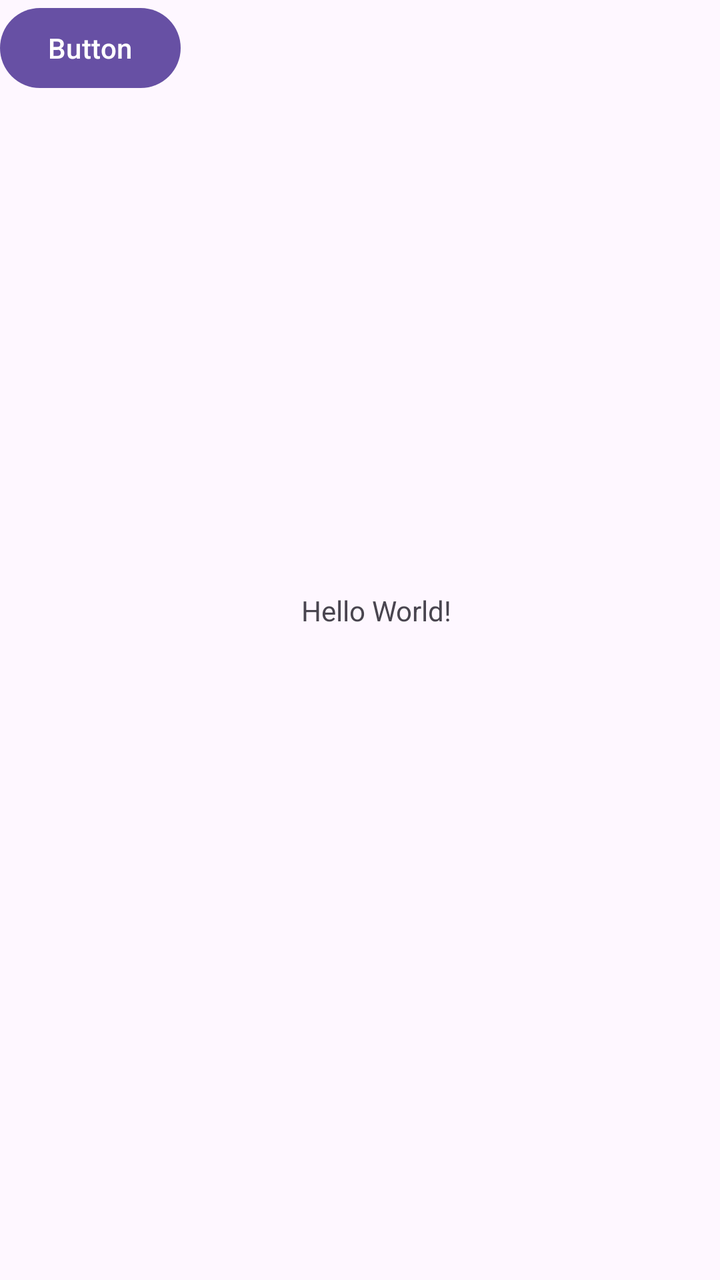
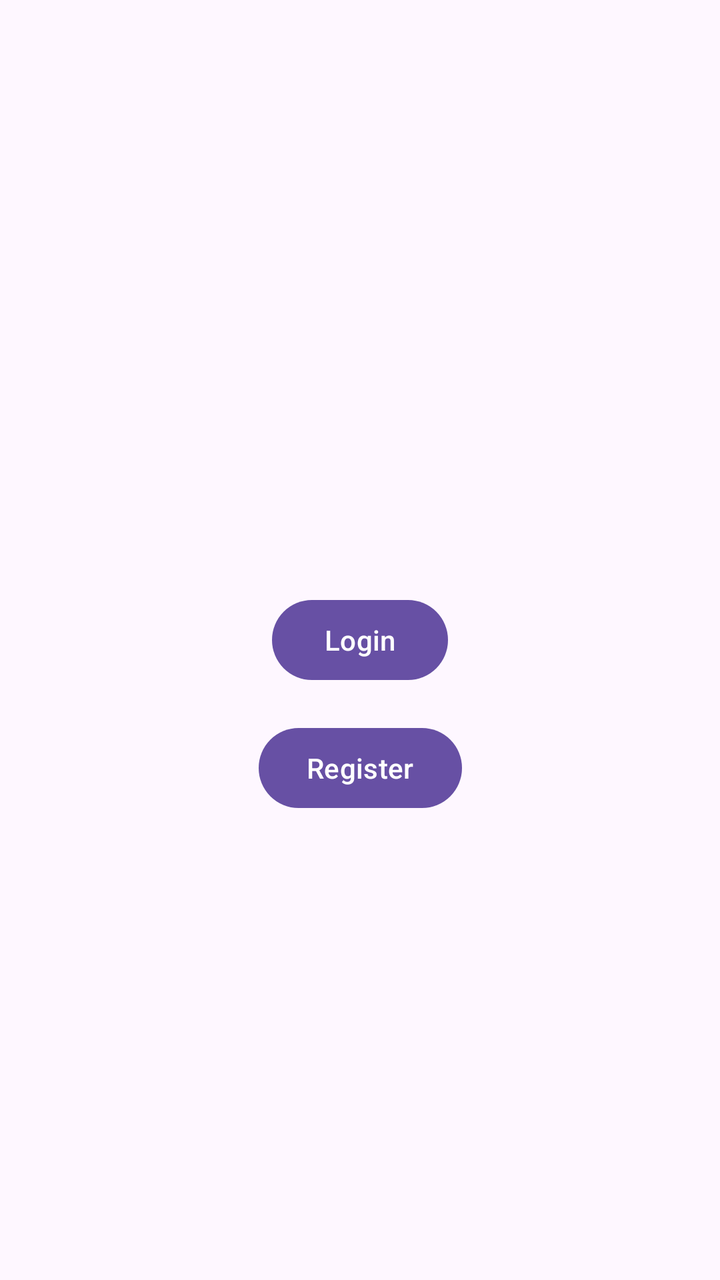

Compare the two renders of this Android layout. The source of the first and the diff that turns it into the second are given below.
<!-- AndroidManifest.xml: application theme Theme.CampusCompass -->
<!-- res/layout/activity_main.xml -->
<?xml version="1.0" encoding="utf-8"?>
<androidx.constraintlayout.widget.ConstraintLayout xmlns:android="http://schemas.android.com/apk/res/android"
    xmlns:app="http://schemas.android.com/apk/res-auto"
    xmlns:tools="http://schemas.android.com/tools"
    android:id="@+id/main"
    android:layout_width="match_parent"
    android:layout_height="match_parent"
    tools:context=".MainActivity">

    <TextView
        android:layout_width="wrap_content"
        android:layout_height="wrap_content"
        android:text="Hello World!"
        app:layout_constraintBottom_toBottomOf="parent"
        app:layout_constraintEnd_toEndOf="parent"
        app:layout_constraintHorizontal_bias="0.529"
        app:layout_constraintStart_toStartOf="parent"
        app:layout_constraintTop_toTopOf="parent"
        app:layout_constraintVertical_bias="0.476" />

    <Button
        android:id="@+id/loginButton"
        android:layout_width="wrap_content"
        android:layout_height="wrap_content"
        android:text="Button"
        tools:layout_editor_absoluteX="104dp"
        tools:layout_editor_absoluteY="498dp" />


</androidx.constraintlayout.widget.ConstraintLayout>
<!-- resources referenced by this layout -->
<resources>
  <style name="Theme.CampusCompass" parent="Base.Theme.CampusCompass" />
  <style name="Base.Theme.CampusCompass" parent="Theme.Material3.DayNight.NoActionBar">
          
          
      </style>
</resources>

<!-- the commit's change to res/layout/activity_main.xml (unified diff, before → after) -->
@@ -7,24 +7,24 @@
     android:layout_height="match_parent"
     tools:context=".MainActivity">
 
-    <TextView
-        android:layout_width="wrap_content"
-        android:layout_height="wrap_content"
-        android:text="Hello World!"
-        app:layout_constraintBottom_toBottomOf="parent"
-        app:layout_constraintEnd_toEndOf="parent"
-        app:layout_constraintHorizontal_bias="0.529"
-        app:layout_constraintStart_toStartOf="parent"
-        app:layout_constraintTop_toTopOf="parent"
-        app:layout_constraintVertical_bias="0.476" />
-
     <Button
         android:id="@+id/loginButton"
         android:layout_width="wrap_content"
         android:layout_height="wrap_content"
-        android:text="Button"
-        tools:layout_editor_absoluteX="104dp"
-        tools:layout_editor_absoluteY="498dp" />
+        android:text="Login"
+        app:layout_constraintTop_toTopOf="parent"
+        app:layout_constraintStart_toStartOf="parent"
+        app:layout_constraintEnd_toEndOf="parent"
+        app:layout_constraintBottom_toBottomOf="parent"/>
 
+    <Button
+        android:id="@+id/registerButton"
+        android:layout_width="wrap_content"
+        android:layout_height="wrap_content"
+        android:text="Register"
+        app:layout_constraintTop_toBottomOf="@id/loginButton"
+        app:layout_constraintStart_toStartOf="parent"
+        app:layout_constraintEnd_toEndOf="parent"
+        android:layout_marginTop="16dp"/>
 
 </androidx.constraintlayout.widget.ConstraintLayout>
